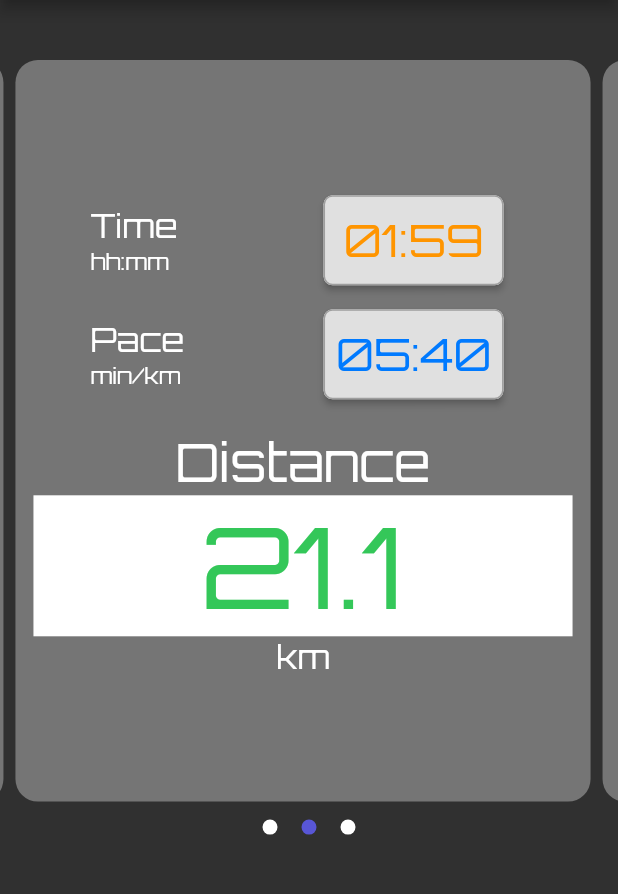
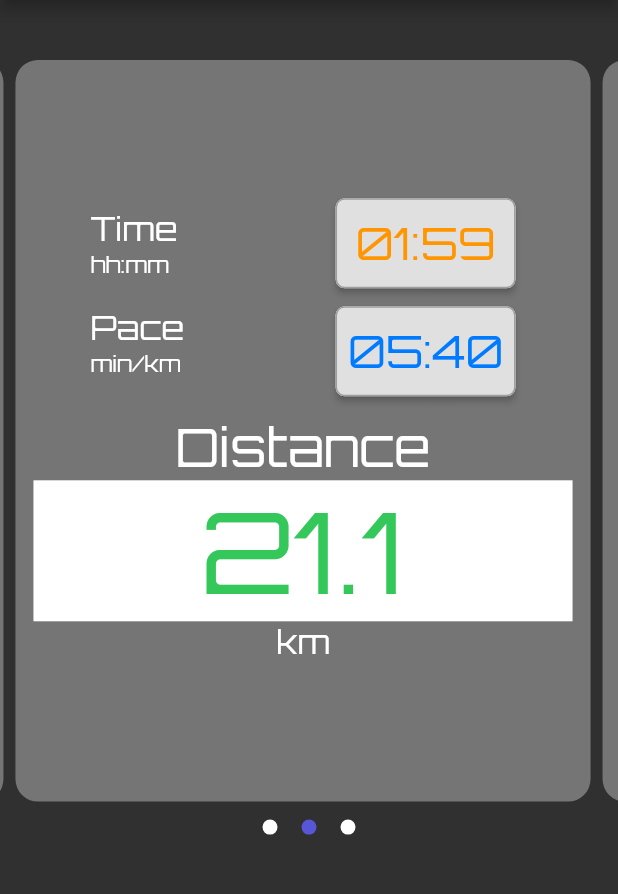
Before and after one commit to sebdombrowsky/publicDev, a Flutter app: the screen it shows after launch, swiped to page 2, on a phone screen of 412 x 824 dp, the part 84-978 px from its top. Run offline on Flutter 3.47's test engine with Material 2 defaults, Android fonts, the phone set to English and light mode, and no system bars.

Commit message:
padding entfernt

```diff
--- a/PaceRechner/App/pace_rechner/lib/pages/pace_rechner_widgets/distance_page.dart
+++ b/PaceRechner/App/pace_rechner/lib/pages/pace_rechner_widgets/distance_page.dart
@@ -59,9 +59,7 @@ class _DistancePageState extends State<DistancePage> {
                     ),
                   ],
                 ),
-                Padding(
-                  padding: const EdgeInsets.all(8.0),
-                  child: Material(
+                Material(
                   borderOnForeground: true,
                   elevation: 2,
                   borderRadius: BorderRadius.circular(6),
@@ -80,7 +78,6 @@ class _DistancePageState extends State<DistancePage> {
                           widget.zeitController.text,
                           widget.paceController.text),
                     )),
-                    ),
                   ),
                 ),
               ],
@@ -112,7 +109,7 @@ class _DistancePageState extends State<DistancePage> {
                   ],
                 ),
                 Padding(
-                  padding: const EdgeInsets.all(8.0),
+                  padding: const EdgeInsets.only(top: 12),
                   child: Material(
                     borderOnForeground: true,
                     elevation: 2,
--- a/PaceRechner/App/pace_rechner/lib/pages/pace_rechner_widgets/pace_page.dart
+++ b/PaceRechner/App/pace_rechner/lib/pages/pace_rechner_widgets/pace_page.dart
@@ -64,9 +64,7 @@ class _PacePageState extends State<PacePage> {
                     ),
                   ],
                 ),
-                Padding(
-                  padding: const EdgeInsets.all(8.0),
-                  child: Material(
+                Material(
                   borderOnForeground: true,
                   elevation: 2,
                   borderRadius: BorderRadius.circular(6),
@@ -84,7 +82,6 @@ class _PacePageState extends State<PacePage> {
                           widget.distanzController.text,
                           widget.zeitController.text),
                     )),
-                    ),
                   ),
                 ),
               ],
@@ -116,7 +113,7 @@ class _PacePageState extends State<PacePage> {
                   ],
                 ),
                 Padding(
-                  padding: const EdgeInsets.all(8.0),
+                  padding: const EdgeInsets.only(top: 12),
                   child: Material(
                     borderOnForeground: true,
                     elevation: 2,
--- a/PaceRechner/App/pace_rechner/lib/pages/pace_rechner_widgets/time_page.dart
+++ b/PaceRechner/App/pace_rechner/lib/pages/pace_rechner_widgets/time_page.dart
@@ -62,9 +62,7 @@ class _TimePageState extends State<TimePage> {
                     ),
                   ],
                 ),
-                Padding(
-                  padding: const EdgeInsets.all(8.0),
-                  child: Material(
+                Material(
                   borderOnForeground: true,
                   elevation: 2,
                   borderRadius: BorderRadius.circular(6),
@@ -82,7 +80,6 @@ class _TimePageState extends State<TimePage> {
                           widget.distanzController.text,
                           widget.paceController.text),
                     )),
-                    ),
                   ),
                 ),
               ],
@@ -114,7 +111,7 @@ class _TimePageState extends State<TimePage> {
                   ],
                 ),
                 Padding(
-                  padding: const EdgeInsets.all(8.0),
+                  padding: const EdgeInsets.only(top: 12),
                   child: Material(
                     borderOnForeground: true,
                     elevation: 2,
```
Lines whose indentation alone changed are shown as unchanged.
